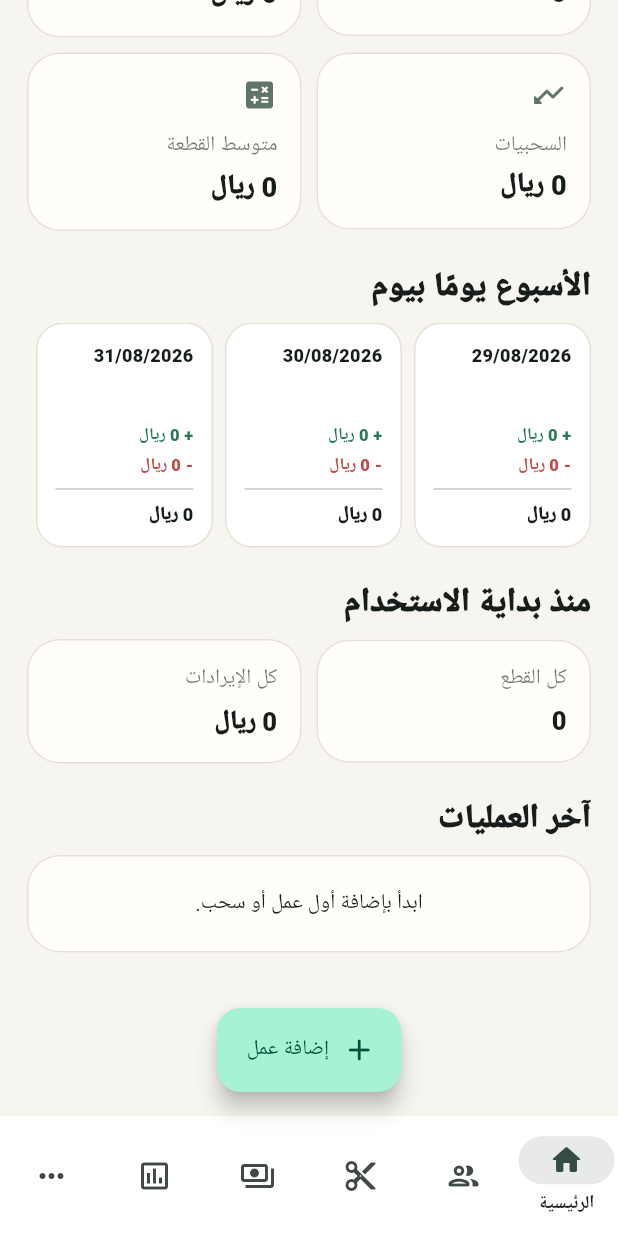
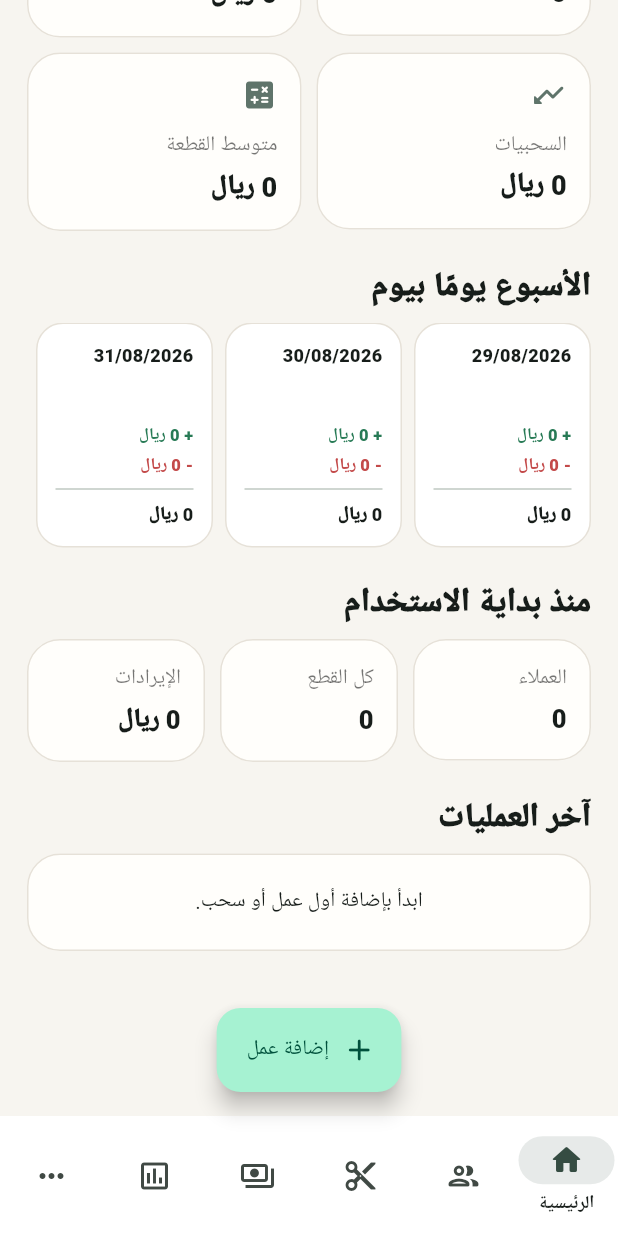
Before and after one commit to Software-coding/mikhyat-pro, a Flutter app: the screen it shows after launch, scrolled down 400 dp, on a phone screen of 412 x 824 dp. Run offline on Flutter 3.47's test engine with Material 3 defaults, Android fonts, the phone set to English and light mode, and no system bars; our stand-ins replace file_picker, pdf, printing, share_plus, sqflite; accounts and stored records are empty.

Commit message:
feat: surface customers on dashboard

```diff
--- a/lib/screens/dashboard_screen.dart
+++ b/lib/screens/dashboard_screen.dart
@@ -40,11 +40,38 @@ class DashboardScreen extends StatelessWidget {
               const SizedBox(height: 22),
               Text('منذ بداية الاستخدام', style: Theme.of(context).textTheme.titleLarge?.copyWith(fontWeight: FontWeight.w900)),
               const SizedBox(height: 10),
-              Row(children: [
-                Expanded(child: _SmallCard(label: 'كل القطع', value: '${store.totals['pieces'] ?? 0}')),
-                const SizedBox(width: 10),
-                Expanded(child: _SmallCard(label: 'كل الإيرادات', value: money(store.totals['revenue'] ?? 0))),
-              ]),
+              LayoutBuilder(
+                builder: (context, constraints) {
+                  final width = (constraints.maxWidth - 20) / 3;
+                  return Wrap(
+                    spacing: 10,
+                    runSpacing: 10,
+                    children: [
+                      SizedBox(
+                        width: width,
+                        child: _SmallCard(
+                          label: 'العملاء',
+                          value: '${store.totals['customers'] ?? 0}',
+                        ),
+                      ),
+                      SizedBox(
+                        width: width,
+                        child: _SmallCard(
+                          label: 'كل القطع',
+                          value: '${store.totals['pieces'] ?? 0}',
+                        ),
+                      ),
+                      SizedBox(
+                        width: width,
+                        child: _SmallCard(
+                          label: 'الإيرادات',
+                          value: money(store.totals['revenue'] ?? 0),
+                        ),
+                      ),
+                    ],
+                  );
+                },
+              ),
               const SizedBox(height: 22),
               _RecentSection(store: store),
             ],
@@ -168,7 +195,11 @@ class _RecentSection extends StatelessWidget {
           contentPadding: const EdgeInsets.symmetric(horizontal: 4),
           leading: const CircleAvatar(child: Icon(Icons.content_cut_rounded)),
           title: Text(p.description.isEmpty ? 'عمل خياطة' : p.description, style: const TextStyle(fontWeight: FontWeight.w800)),
-          subtitle: Text('${shortDate(p.createdAt)} • ${p.quantity} قطعة'),
+          subtitle: Text(
+            p.customerName == null || p.customerName!.isEmpty
+                ? '${shortDate(p.createdAt)} • ${p.quantity} قطعة'
+                : '${p.customerName} • ${shortDate(p.createdAt)} • ${p.quantity} قطعة',
+          ),
           trailing: Text(money(p.total), style: const TextStyle(fontWeight: FontWeight.w900)),
         )),
         ...store.recentWithdrawals.take(3).map((w) => ListTile(
```
